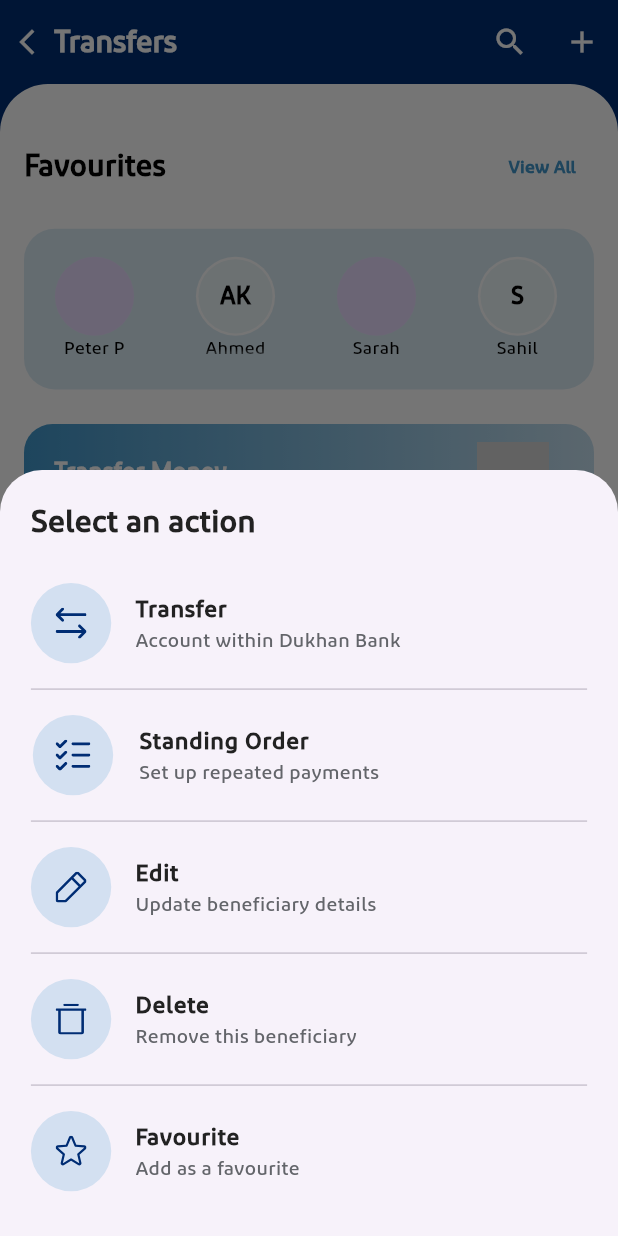
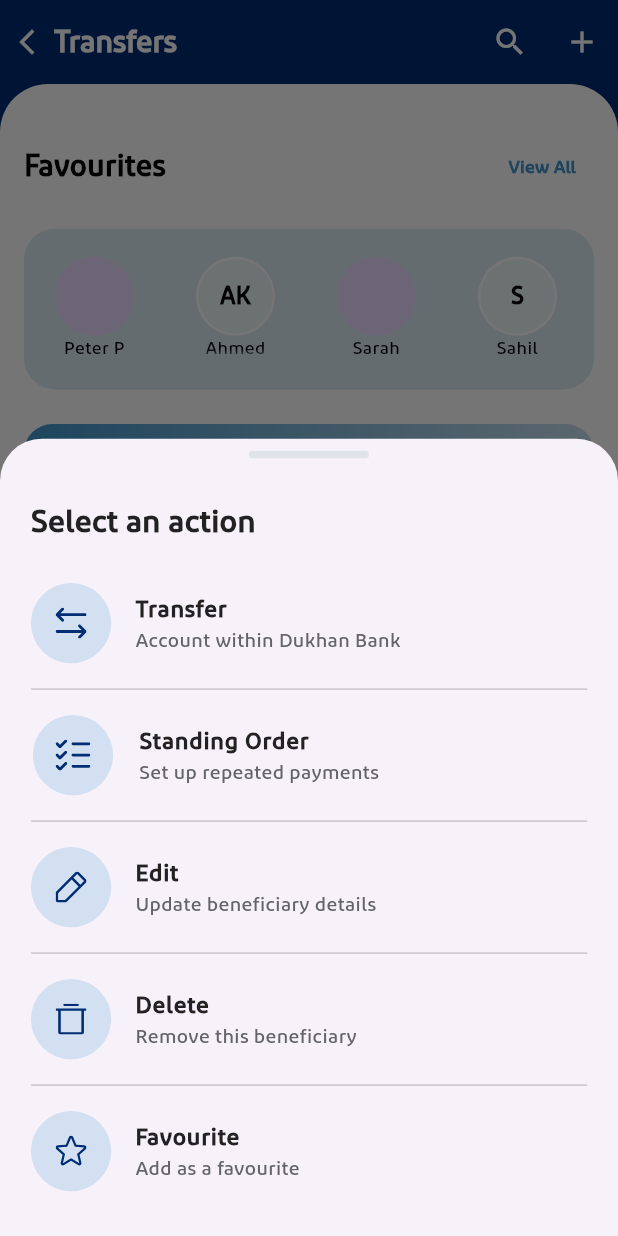
Before and after one commit to inshad-muhammed/Tasks, a Flutter app: the TransferPage screen opened directly, scrolled down 401 dp, after a tap on the "more vert" icon, on a phone screen of 412 x 824 dp. Run offline on Flutter 3.47's test engine with Material 3 defaults, Android fonts, the phone set to English and light mode, and no system bars; our stand-ins replace flutter_riverpod, flutter_svg, image_picker, shimmer; network calls fail; project files that could hold a hidden picture were left out.

Commit message:
Transfer page with flow

```diff
--- a/lib/features/dashbord/presentation/widgets/custom_bottom_sheet.dart
+++ b/lib/features/dashbord/presentation/widgets/custom_bottom_sheet.dart
@@ -1,5 +1,6 @@
 import 'package:flutter/material.dart';
 import 'package:flutter_svg/flutter_svg.dart';
+import 'package:tasks/features/dashbord/presentation/widgets/drag_handle.dart';
 
 import '../../../../core/constants/colors.dart';
 import '../../domain/models/bottom_sheet_item.dart';
@@ -21,11 +22,17 @@ class CustomBottomSheet extends StatelessWidget {
     final screenWidth = MediaQuery.of(context).size.width;
     final screenHeight = MediaQuery.of(context).size.height;
     return Padding(
-      padding: EdgeInsets.all(screenWidth * 0.05),
+      padding: EdgeInsets.only(
+        bottom: screenWidth * 0.05,
+        left: screenWidth * 0.05,
+        right: screenWidth * 0.05,
+      ),
       child: Column(
         mainAxisSize: MainAxisSize.min,
         crossAxisAlignment: CrossAxisAlignment.start,
         children: [
+          DragHandle(),
+          SizedBox(height: screenHeight * 0.02),
           Text(
             title,
             style: TextStyle(
--- /dev/null
+++ b/lib/features/dashbord/presentation/widgets/drag_handle.dart
@@ -0,0 +1,21 @@
+import 'package:flutter/material.dart';
+import '../../../../core/constants/colors.dart';
+
+class DragHandle extends StatelessWidget {
+  const DragHandle({super.key});
+
+  @override
+  Widget build(BuildContext context) {
+    return Center(
+      child: Container(
+        width: 80,
+        height: 5,
+        margin: const EdgeInsets.only(top: 8, bottom: 12),
+        decoration: BoxDecoration(
+          color: DefaultColors.grayD4,
+          borderRadius: BorderRadius.circular(30),
+        ),
+      ),
+    );
+  }
+}
--- a/lib/features/new_beneficiary/presentation/pages/within_dukhan.dart
+++ b/lib/features/new_beneficiary/presentation/pages/within_dukhan.dart
@@ -1,6 +1,6 @@
 import 'package:flutter/material.dart';
 import 'package:flutter_riverpod/flutter_riverpod.dart';
-import 'package:tasks/features/new_beneficiary/presentation/widgets/image_picker_function.dart';
+import 'package:tasks/features/new_beneficiary/presentation/widgets/image_picker.dart';
 import '../controllers/add_beneficiary_providers.dart';
 import 'package:tasks/features/new_beneficiary/presentation/widgets/info_text.dart';
 import 'package:tasks/features/new_beneficiary/presentation/widgets/succes_bottomsheet.dart';
--- a/lib/features/transfers/presentation/widgets/beneficiary_tile.dart
+++ b/lib/features/transfers/presentation/widgets/beneficiary_tile.dart
@@ -1,9 +1,6 @@
-import 'package:auto_route/auto_route.dart';
 import 'package:flutter/material.dart';
 import 'package:tasks/features/transfers/presentation/constants/beneficiary_action_list.dart';
-
 import '../../../../core/constants/colors.dart';
-import '../../../dashbord/presentation/constants/select_action_list.dart';
 import '../../../dashbord/presentation/widgets/custom_bottom_sheet.dart';
 import '../../domain/models/beneficiary.dart';
 
@@ -117,7 +114,7 @@ class BeneficiaryTile extends StatelessWidget {
         ],
       ),
       trailing: IconButton(
-        color: DefaultColors.grayBase,
+        color: DefaultColors.grayTB.withAlpha(170),
         onPressed: () {
           showModalBottomSheet(
             isScrollControlled: true,
```
Also changed, not shown: lib/features/new_beneficiary/presentation/widgets/image_picker.dart (renamed from lib/features/new_beneficiary/presentation/widgets/image_picker_function.dart, +12 -3 lines).
